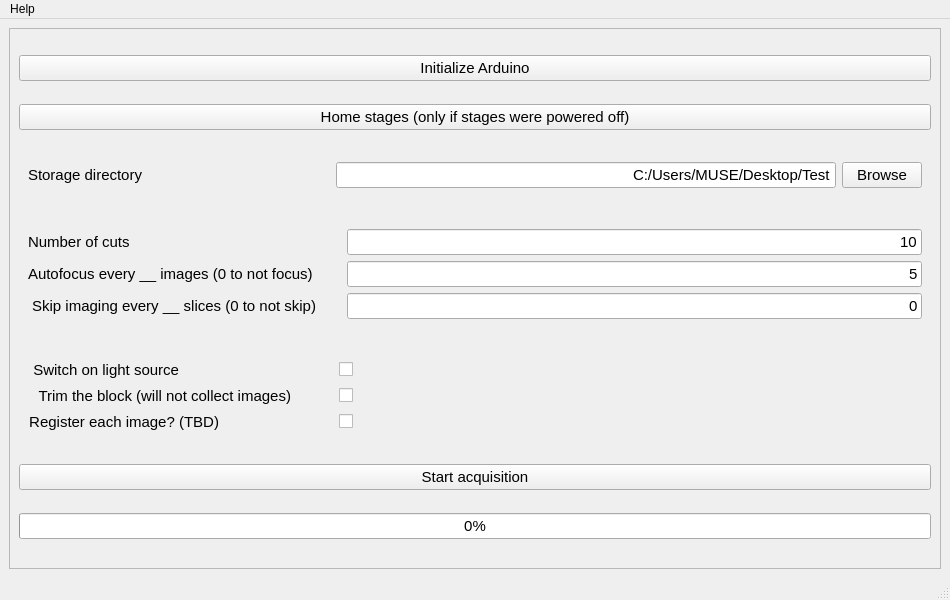
The window that mainwindow.ui (ckolluru/3D-MUSE-acquire) describes before a commit, drawn with Qt 5.
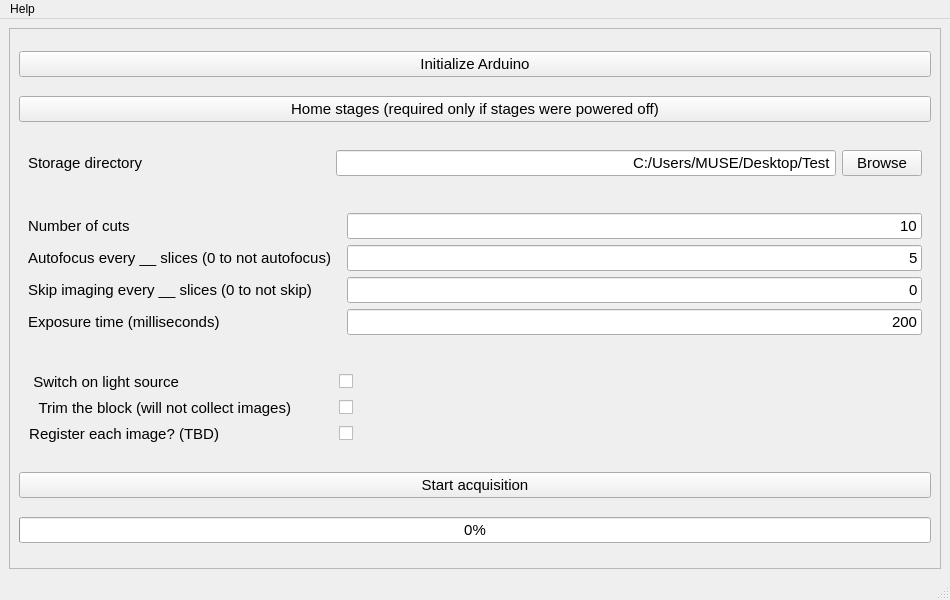
The same window after the commit.

Commit message: Breaking fixes - skip imaging.

```diff
--- a/mainwindow.ui
+++ b/mainwindow.ui
@@ -83,7 +83,7 @@
            </font>
           </property>
           <property name="text">
-           <string>Home stages (only if stages were powered off)</string>
+           <string>Home stages (required only if stages were powered off)</string>
           </property>
          </widget>
         </item>
@@ -97,7 +97,7 @@
           </property>
           <layout class="QHBoxLayout" name="horizontalLayout_2">
            <item>
-            <widget class="QLabel" name="label_4">
+            <widget class="QLabel" name="label_1">
              <property name="sizePolicy">
               <sizepolicy hsizetype="Minimum" vsizetype="Fixed">
                <horstretch>0</horstretch>
@@ -193,6 +193,34 @@
            </sizepolicy>
           </property>
           <layout class="QGridLayout" name="gridLayout_2">
+           <item row="2" column="0">
+            <widget class="QLabel" name="label_4">
+             <property name="font">
+              <font>
+               <family>Segoe UI</family>
+               <pointsize>11</pointsize>
+               <weight>50</weight>
+               <bold>false</bold>
+              </font>
+             </property>
+             <property name="text">
+              <string>Skip imaging every __ slices (0 to not skip)</string>
+             </property>
+            </widget>
+           </item>
+           <item row="2" column="1">
+            <spacer name="horizontalSpacer_3">
+             <property name="orientation">
+              <enum>Qt::Horizontal</enum>
+             </property>
+             <property name="sizeHint" stdset="0">
+              <size>
+               <width>40</width>
+               <height>20</height>
+              </size>
+             </property>
+            </spacer>
+           </item>
            <item row="0" column="2">
             <widget class="QLineEdit" name="numberCutsEdit">
              <property name="sizePolicy">
@@ -236,6 +264,21 @@
              </property>
             </spacer>
            </item>
+           <item row="0" column="0">
+            <widget class="QLabel" name="label_2">
+             <property name="font">
+              <font>
+               <family>Segoe UI</family>
+               <pointsize>11</pointsize>
+               <weight>50</weight>
+               <bold>false</bold>
+              </font>
+             </property>
+             <property name="text">
+              <string>Number of cuts</string>
+             </property>
+            </widget>
+           </item>
            <item row="1" column="1">
             <spacer name="horizontalSpacer">
              <property name="orientation">
@@ -249,6 +292,39 @@
              </property>
             </spacer>
            </item>
+           <item row="2" column="2">
+            <widget class="QLineEdit" name="skipEveryLineEdit">
+             <property name="font">
+              <font>
+               <family>Segoe UI</family>
+               <pointsize>11</pointsize>
+               <weight>50</weight>
+               <bold>false</bold>
+              </font>
+             </property>
+             <property name="text">
+              <string>0</string>
+             </property>
+             <property name="alignment">
+              <set>Qt::AlignRight|Qt::AlignTrailing|Qt::AlignVCenter</set>
+             </property>
+            </widget>
+           </item>
+           <item row="1" column="0">
+            <widget class="QLabel" name="label_3">
+             <property name="font">
+              <font>
+               <family>Segoe UI</family>
+               <pointsize>11</pointsize>
+               <weight>50</weight>
+               <bold>false</bold>
+              </font>
+             </property>
+             <property name="text">
+              <string>Autofocus every __ slices (0 to not autofocus)</string>
+             </property>
+            </widget>
+           </item>
            <item row="1" column="2">
             <widget class="QLineEdit" name="autoFocusEveryLineEdit">
              <property name="font">
@@ -267,8 +343,8 @@
              </property>
             </widget>
            </item>
-           <item row="0" column="0">
-            <widget class="QLabel" name="label_7">
+           <item row="3" column="0">
+            <widget class="QLabel" name="label_5">
              <property name="font">
               <font>
                <family>Segoe UI</family>
@@ -278,45 +354,12 @@
               </font>
              </property>
              <property name="text">
-              <string>Number of cuts</string>
+              <string>Exposure time (milliseconds)</string>
              </property>
             </widget>
            </item>
-           <item row="1" column="0">
-            <widget class="QLabel" name="label_2">
-             <property name="font">
-              <font>
-               <family>Segoe UI</family>
-               <pointsize>11</pointsize>
-               <weight>50</weight>
-               <bold>false</bold>
-              </font>
-             </property>
-             <property name="text">
-              <string>Autofocus every __ images (0 to not focus)</string>
-             </property>
-            </widget>
-           </item>
-           <item row="2" column="2">
-            <widget class="QLineEdit" name="skipImagingEveryLineEdit">
-             <property name="font">
-              <font>
-               <family>Segoe UI</family>
-               <pointsize>11</pointsize>
-               <weight>50</weight>
-               <bold>false</bold>
-              </font>
-             </property>
-             <property name="text">
-              <string>0</string>
-             </property>
-             <property name="alignment">
-              <set>Qt::AlignRight|Qt::AlignTrailing|Qt::AlignVCenter</set>
-             </property>
-            </widget>
-           </item>
-           <item row="2" column="1">
-            <spacer name="horizontalSpacer_3">
+           <item row="3" column="1">
+            <spacer name="horizontalSpacer_4">
              <property name="orientation">
               <enum>Qt::Horizontal</enum>
              </property>
@@ -328,8 +371,8 @@
              </property>
             </spacer>
            </item>
-           <item row="2" column="0">
-            <widget class="QLabel" name="label">
+           <item row="3" column="2">
+            <widget class="QLineEdit" name="exposureTimeLineEdit">
              <property name="font">
               <font>
                <family>Segoe UI</family>
@@ -339,7 +382,10 @@
               </font>
              </property>
              <property name="text">
-              <string> Skip imaging every __ slices (0 to not skip)</string>
+              <string>200</string>
+             </property>
+             <property name="alignment">
+              <set>Qt::AlignRight|Qt::AlignTrailing|Qt::AlignVCenter</set>
              </property>
             </widget>
            </item>
@@ -355,8 +401,8 @@
            </sizepolicy>
           </property>
           <layout class="QGridLayout" name="gridLayout">
-           <item row="0" column="3">
-            <spacer name="horizontalSpacer_7">
+           <item row="5" column="3">
+            <spacer name="horizontalSpacer_9">
              <property name="orientation">
               <enum>Qt::Horizontal</enum>
              </property>
@@ -368,7 +414,20 @@
              </property>
             </spacer>
            </item>
-           <item row="8" column="2">
+           <item row="4" column="3">
+            <spacer name="horizontalSpacer_8">
+             <property name="orientation">
+              <enum>Qt::Horizontal</enum>
+             </property>
+             <property name="sizeHint" stdset="0">
+              <size>
+               <width>40</width>
+               <height>20</height>
+              </size>
+             </property>
+            </spacer>
+           </item>
+           <item row="5" column="2">
             <widget class="QCheckBox" name="registerImageCheckbox">
              <property name="sizePolicy">
               <sizepolicy hsizetype="Fixed" vsizetype="Fixed">
@@ -395,8 +454,8 @@
              </property>
             </widget>
            </item>
-           <item row="4" column="3">
-            <spacer name="horizontalSpacer_8">
+           <item row="0" column="3">
+            <spacer name="horizontalSpacer_7">
              <property name="orientation">
               <enum>Qt::Horizontal</enum>
              </property>
@@ -456,19 +515,6 @@
              </property>
             </widget>
            </item>
-           <item row="8" column="3">
-            <spacer name="horizontalSpacer_9">
-             <property name="orientation">
-              <enum>Qt::Horizontal</enum>
-             </property>
-             <property name="sizeHint" stdset="0">
-              <size>
-               <width>40</width>
-               <height>20</height>
-              </size>
-             </property>
-            </spacer>
-           </item>
           </layout>
          </widget>
         </item>
```
Left out of the diff: 2 changed lines with no effect on the pictures. The commit also changes 7 other files.
